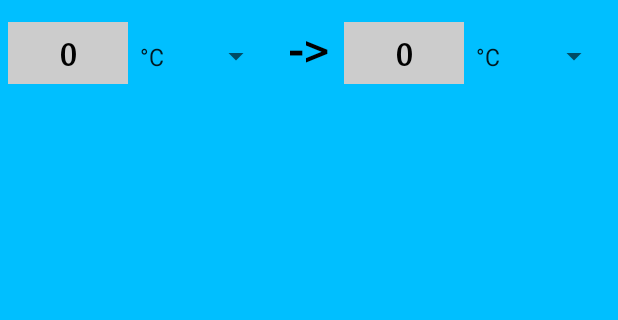
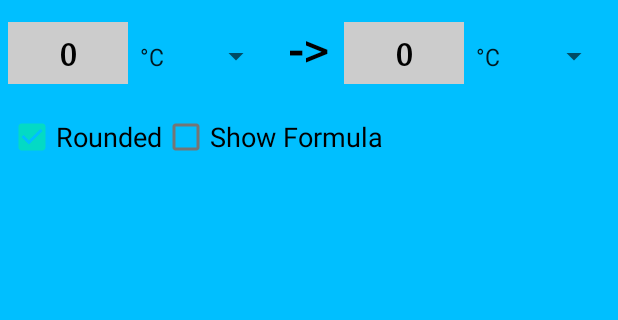
Before and after one commit to Reynaldi1912/aplas-basic_ui, an Android app: the screen it shows after launch (MainActivity), on a phone screen of 412 x 824 dp, the part 251-571 px from its top. Run offline under Robolectric (Android 15) with nearby library versions, the phone set to English and light mode, and no system bars.

Commit message:
Basic UI 6

```diff
--- a/app/src/main/res/layout/activity_main.xml
+++ b/app/src/main/res/layout/activity_main.xml
@@ -106,4 +106,31 @@
 
         </LinearLayout>
 
+    <LinearLayout
+        android:layout_width="match_parent"
+        android:layout_height="wrap_content"
+        android:id="@+id/child2"
+        android:orientation="horizontal"
+        android:layout_below="@+id/child1"
+        android:layout_marginTop="5pt">
+
+        <CheckBox
+            android:layout_width="wrap_content"
+            android:layout_height="wrap_content"
+            android:id="@+id/chkRounded"
+            android:text="@string/chkRound"
+            android:textSize="8pt"
+            android:gravity="center"
+            android:checked="true"/>
+
+        <CheckBox
+            android:layout_width="wrap_content"
+            android:layout_height="wrap_content"
+            android:id="@+id/chkFormula"
+            android:text="@string/chkForm"
+            android:textSize="8pt"
+            android:gravity="center"/>
+
+    </LinearLayout>
+
 </RelativeLayout>
```
Also changed, not shown: 2 other files.
